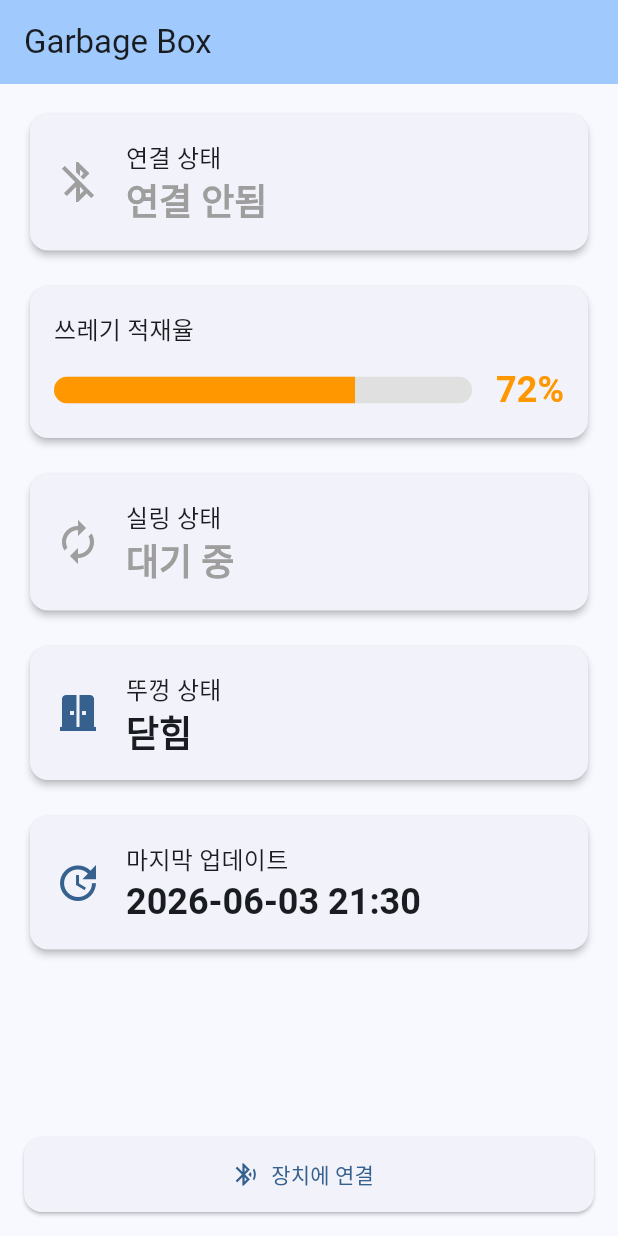
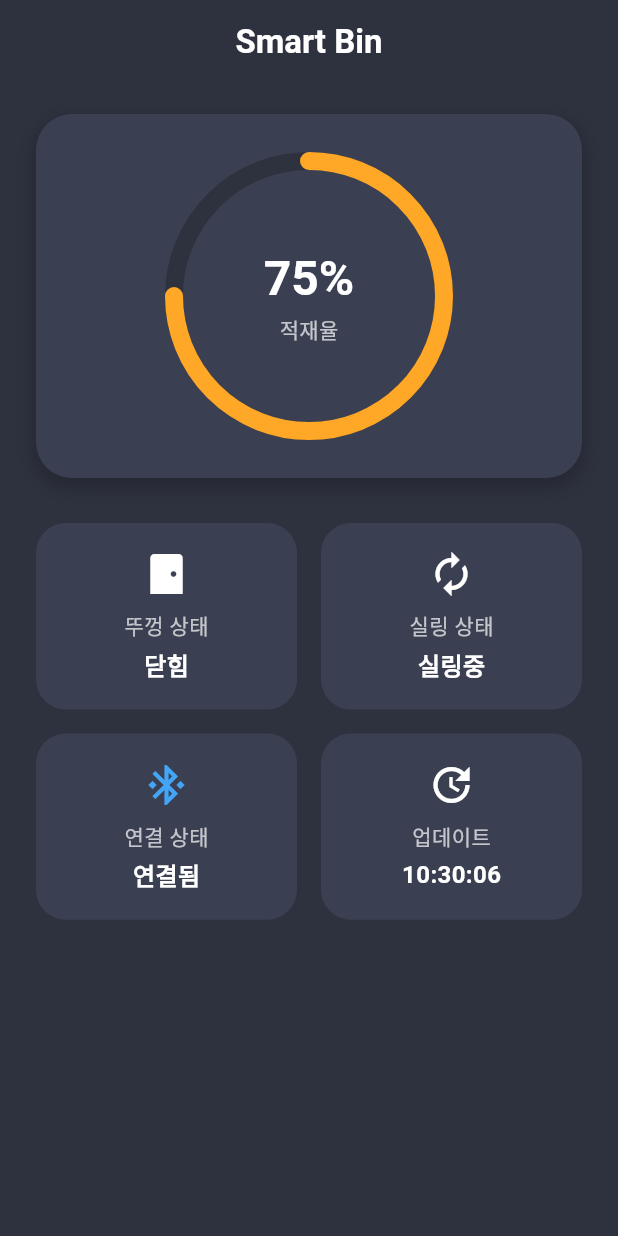
Before and after one commit to HP657/GarbageBox-ESP32-Flutter, a Flutter app: the screen it shows after launch, on a phone screen of 412 x 824 dp. Run offline on Flutter 3.47's test engine with Material 3 defaults, Android fonts, the phone set to English and light mode, and no system bars; missing offline and left inert: flutter_reactive_ble; Roboto replaces fonts that are missing (Pretendard).

Commit message:
Develop #4

```diff
--- a/lib/main.dart
+++ b/lib/main.dart
@@ -1,5 +1,5 @@
 import 'package:flutter/material.dart';
-import 'package:garbagebox_esp/screens/home_screen.dart';
+import 'screens/home_screen.dart';
 
 void main() {
   runApp(const MyApp());
@@ -11,14 +11,16 @@ class MyApp extends StatelessWidget {
   @override
   Widget build(BuildContext context) {
     return MaterialApp(
-      title: 'Garbage Box',
+      title: 'Smart Bin',
+      debugShowCheckedModeBanner: false,
       theme: ThemeData(
-        colorScheme: ColorScheme.fromSeed(seedColor: Colors.blue),
         useMaterial3: true,
         fontFamily: 'Pretendard',
+        colorScheme: ColorScheme.fromSeed(
+          seedColor: Colors.blue,
+        ),
       ),
       home: const HomeScreen(),
-      debugShowCheckedModeBanner: false,
     );
   }
 }
--- a/lib/screens/home_screen.dart
+++ b/lib/screens/home_screen.dart
@@ -1,78 +1,208 @@
 import 'package:flutter/material.dart';
 import 'package:intl/intl.dart';
+import 'dart:async';
+import 'dart:math';
+import '../services/ble_service.dart';
 
 class HomeScreen extends StatefulWidget {
   const HomeScreen({super.key});
 
   @override
-  State<HomeScreen> createState() => _HomeScreenState();
+  State<HomeScreen> createState() =>
+      _HomeScreenState();
 }
 
 class _HomeScreenState extends State<HomeScreen> {
-  // 더미 데이터
+  final BleService _bleService = BleService();
+
+  // 더미 데이터 사용 여부 플래그
+  final bool _useDummyData = true;
+  Timer? _dummyDataTimer;
+  int _dummyDataIndex = 0;
+  final List<String> _dummyData = [
+    "25,0,대기중",
+    "50,1,대기중",
+    "75,0,실링중",
+    "100,0,완료",
+    "0,0,대기중",
+  ];
+
   bool _isConnected = false;
-  double _garbageLevel = 0.72; // 72%
+  double _garbageLevel = 0;
   bool _isLidOpen = false;
-  DateTime _lastUpdated = DateTime(2026, 6, 3, 21, 30);
-  final String _sealingStatus = '대기 중'; // TODO: 이 값은 실제 장치 상태에 따라 업데이트되어야 합니다.
+  String _sealingStatus = "대기중";
 
-  // TODO: 실시간 상태 갱신 (BLE 서비스로부터 데이터를 받아 상태를 업데이트)
+  DateTime _lastUpdated = DateTime.now();
+
+  @override
+  void initState() {
+    super.initState();
+
+    if (_useDummyData) {
+      // 더미 데이터 사용
+      _dummyDataTimer = Timer.periodic(const Duration(seconds: 2), (timer) {
+        _updateStateWithData(_dummyData[_dummyDataIndex]);
+        _dummyDataIndex = (_dummyDataIndex + 1) % _dummyData.length;
+      });
+    } else {
+      // 실제 BLE 데이터 사용 및 자동 연결
+      _bleService.messages.listen((message) {
+        _updateStateWithData(message);
+      });
+      _connect();
+    }
+  }
+
+  @override
+  void dispose() {
+    // 위젯이 종료될 때 타이머 해제
+    _dummyDataTimer?.cancel();
+    _bleService.disconnect(); // 연결 해제 로직 추가
+    super.dispose();
+  }
+
+  void _updateStateWithData(String message) {
+    try {
+      final data = message.split(",");
+
+      setState(() {
+        _garbageLevel = double.parse(data[0]) / 100;
+        _isLidOpen = data[1] == "1";
+        _sealingStatus = data[2];
+        _lastUpdated = DateTime.now();
+        _isConnected = true; // 데이터 수신 시 연결된 것으로 간주
+      });
+    } catch (_) {}
+  }
+
+  Future<void> _connect() async {
+    // 더미 데이터 모드에서는 연결 시도 안함
+    if (_useDummyData) return;
+
+    try {
+      await _bleService.connect();
+      if (mounted) {
+        ScaffoldMessenger.of(context).showSnackBar(
+          const SnackBar(
+            content: Text("장치에 연결되었습니다."),
+            backgroundColor: Colors.green,
+          ),
+        );
+      }
+    } catch (e) {
+      if (mounted) {
+        ScaffoldMessenger.of(context).showSnackBar(
+          SnackBar(
+            content: Text("연결 실패: ${e.toString()}"),
+            backgroundColor: Colors.red,
+          ),
+        );
+      }
+    }
+  }
 
   @override
   Widget build(BuildContext context) {
+    final theme = Theme.of(context);
     return Scaffold(
+      backgroundColor: const Color(0xFF2E323F),
       appBar: AppBar(
-        title: const Text('Garbage Box'),
-        backgroundColor: Theme.of(context).colorScheme.inversePrimary,
+        title: const Text(
+          "Smart Bin",
+          style: TextStyle(
+            fontWeight: FontWeight.bold,
+            color: Colors.white,
+          ),
+        ),
+        backgroundColor: const Color(0xFF2E323F),
+        elevation: 0,
+        centerTitle: true,
       ),
-      body: Padding(
-        padding: const EdgeInsets.all(16.0),
-        child: Column(
-          crossAxisAlignment: CrossAxisAlignment.stretch,
+      body: SafeArea(
+        child: SingleChildScrollView(
+          child: Padding(
+            padding: const EdgeInsets.fromLTRB(24.0, 20.0, 24.0, 40.0),
+            child: Column(
+              children: [
+                _buildGauge(theme),
+                const SizedBox(height: 30),
+                _buildInfoGrid(),
+              ],
+            ),
+          ),
+        ),
+      ),
+    );
+  }
+
+  Widget _buildGauge(ThemeData theme) {
+    final percentage = (_garbageLevel * 100).toInt();
+    Color progressColor;
+    if (percentage > 90) {
+      progressColor = Colors.red.shade400;
+    } else if (percentage > 70) {
+      progressColor = Colors.orange.shade400;
+    } else {
+      progressColor = Colors.green.shade400;
+    }
+
+    return AspectRatio(
+      aspectRatio: 1.5,
+      child: Container(
+        width: double.infinity,
+        decoration: BoxDecoration(
+          color: const Color(0xFF3A4052),
+          borderRadius: BorderRadius.circular(24),
+          boxShadow: [
+            BoxShadow(
+              color: Colors.black.withOpacity(0.2),
+              spreadRadius: 2,
+              blurRadius: 10,
+              offset: const Offset(0, 5),
+            ),
+          ],
+        ),
+        child: Stack(
+          fit: StackFit.expand,
           children: [
-            _buildStatusCard(
-              icon: Icons.bluetooth_disabled,
-              title: '연결 상태',
-              content: _isConnected ? '연결됨' : '연결 안됨',
-              color: _isConnected ? Colors.green : Colors.grey,
+            Center(
+              child: SizedBox(
+                width: 180,
+                height: 180,
+                child: TweenAnimationBuilder<double>(
+                  tween: Tween<double>(begin: 0, end: _garbageLevel),
+                  duration: const Duration(milliseconds: 500),
+                  builder: (context, value, child) {
+                    return CircularProgressIndicator(
+                      value: value,
+                      strokeWidth: 12,
+                      backgroundColor: const Color(0xFF2E323F),
+                      valueColor: AlwaysStoppedAnimation<Color>(progressColor),
+                      strokeCap: StrokeCap.round,
+                    );
+                  },
+                ),
+              ),
             ),
-            const SizedBox(height: 16),
-            _buildGarbageLevelCard(),
-            const SizedBox(height: 16),
-            _buildStatusCard(
-              icon: Icons.autorenew,
-              title: '실링 상태',
-              content: _sealingStatus,
-              color: Colors.grey,
-            ),
-            const SizedBox(height: 16),
-            _buildStatusCard(
-              icon: Icons.door_sliding,
-              title: '뚜껑 상태',
-              content: _isLidOpen ? '열림' : '닫힘',
-            ),
-            const SizedBox(height: 16),
-            _buildStatusCard(
-              icon: Icons.update,
-              title: '마지막 업데이트',
-              content: DateFormat('yyyy-MM-dd HH:mm').format(_lastUpdated),
-            ),
-            const Spacer(),
-            // TODO: BLE 스캔 및 연결 버튼 구현
-            SizedBox(
-              height: 50,
-              child: ElevatedButton.icon(
-                icon: const Icon(Icons.bluetooth_searching),
-                onPressed: () {
-                  // TODO: BLE 스캔 기능
-                  // TODO: BLE 자동 연결
-                },
-                label: const Text('장치에 연결'),
-                style: ElevatedButton.styleFrom(
-                  shape: RoundedRectangleBorder(
-                    borderRadius: BorderRadius.circular(12),
+            Center(
+              child: Column(
+                mainAxisAlignment: MainAxisAlignment.center,
+                children: [
+                  Text(
+                    "${percentage}%",
+                    style: theme.textTheme.headlineLarge?.copyWith(
+                      color: Colors.white,
+                      fontWeight: FontWeight.bold,
+                    ),
                   ),
-                ),
+                  const SizedBox(height: 4),
+                  Text(
+                    "적재율",
+                    style: theme.textTheme.bodyMedium?.copyWith(
+                      color: Colors.white70,
+                    ),
+                  ),
+                ],
               ),
             ),
           ],
@@ -81,85 +211,68 @@ class _HomeScreenState extends State<HomeScreen> {
     );
   }
 
-  Widget _buildStatusCard({
-    required IconData icon,
-    required String title,
-    required String content,
-    Color? color,
-  }) {
-    final titleStyle = Theme.of(context).textTheme.titleMedium;
-    final contentStyle = Theme.of(context).textTheme.headlineSmall?.copyWith(fontWeight: FontWeight.bold);
-
-    return Card(
-      elevation: 2,
-      shape: RoundedRectangleBorder(
-        borderRadius: BorderRadius.circular(12),
-      ),
-      child: Padding(
-        padding: const EdgeInsets.all(16.0),
-        child: Row(
-          children: [
-            Icon(icon, size: 32, color: color ?? Theme.of(context).colorScheme.primary),
-            const SizedBox(width: 16),
-            Column(
-              crossAxisAlignment: CrossAxisAlignment.start,
-              children: [
-                Text(title, style: titleStyle),
-                Text(content, style: contentStyle?.copyWith(color: color)),
-              ],
-            ),
-          ],
+  Widget _buildInfoGrid() {
+    return GridView.count(
+      crossAxisCount: 2,
+      crossAxisSpacing: 16,
+      mainAxisSpacing: 16,
+      childAspectRatio: 1.4,
+      physics: const NeverScrollableScrollPhysics(),
+      shrinkWrap: true,
+      children: [
+        _buildInfoCard(
+          "뚜껑 상태",
+          _isLidOpen ? "열림" : "닫힘",
+          _isLidOpen ? Icons.sensor_door_outlined : Icons.sensor_door,
+          _isLidOpen ? Colors.orange.shade400 : Colors.white,
         ),
-      ),
+        _buildInfoCard(
+          "실링 상태",
+          _sealingStatus,
+          Icons.autorenew_outlined,
+          Colors.white,
+        ),
+        _buildInfoCard(
+          "연결 상태",
+          _isConnected ? "연결됨" : "연결 안됨",
+          _isConnected ? Icons.bluetooth_connected_outlined : Icons.bluetooth_disabled_outlined,
+          _isConnected ? Colors.blue.shade400 : Colors.white,
+        ),
+        _buildInfoCard(
+          "업데이트",
+          DateFormat("HH:mm:ss").format(_lastUpdated),
+          Icons.update_outlined,
+          Colors.white,
+        ),
+      ],
     );
   }
 
-  Widget _buildGarbageLevelCard() {
-    final contentStyle = Theme.of(context).textTheme.headlineSmall?.copyWith(fontWeight: FontWeight.bold);
-
-    Color progressColor;
-    if (_garbageLevel > 0.9) {
-      progressColor = Colors.red;
-    } else if (_garbageLevel > 0.7) {
-      progressColor = Colors.orange;
-    } else {
-      progressColor = Colors.green;
-    }
-
-    return Card(
-      elevation: 2,
-      shape: RoundedRectangleBorder(
-        borderRadius: BorderRadius.circular(12),
+  Widget _buildInfoCard(String title, String value, IconData icon, Color iconColor) {
+    return Container(
+      decoration: BoxDecoration(
+        color: const Color(0xFF3A4052),
+        borderRadius: BorderRadius.circular(20),
       ),
-      child: Padding(
-        padding: const EdgeInsets.all(16.0),
-        child: Column(
-          crossAxisAlignment: CrossAxisAlignment.start,
-          children: [
-            Text('쓰레기 적재율', style: Theme.of(context).textTheme.titleMedium),
-            const SizedBox(height: 12),
-            Row(
-              children: [
-                Expanded(
-                  child: ClipRRect(
-                    borderRadius: BorderRadius.circular(10),
-                    child: LinearProgressIndicator(
-                      value: _garbageLevel,
-                      minHeight: 18,
-                      backgroundColor: Colors.grey[300],
-                      valueColor: AlwaysStoppedAnimation<Color>(progressColor),
-                    ),
-                  ),
-                ),
-                const SizedBox(width: 16),
-                Text(
-                  '${(_garbageLevel * 100).toStringAsFixed(0)}%',
-                  style: contentStyle?.copyWith(color: progressColor),
-                ),
-              ],
+      child: Column(
+        mainAxisAlignment: MainAxisAlignment.center,
+        children: [
+          Icon(icon, color: iconColor, size: 32),
+          const SizedBox(height: 8),
+          Text(
+            title,
+            style: const TextStyle(color: Colors.white70, fontSize: 14),
+          ),
+          const SizedBox(height: 4),
+          Text(
+            value,
+            style: const TextStyle(
+              color: Colors.white,
+              fontWeight: FontWeight.bold,
+              fontSize: 16,
             ),
-          ],
-        ),
+          ),
+        ],
       ),
     );
   }
--- a/lib/services/ble_service.dart
+++ b/lib/services/ble_service.dart
@@ -1,10 +1,63 @@
-// TODO: BLE 스캔 기능
-// TODO: BLE 자동 연결
-// TODO: ESP32 데이터 수신
-// TODO: 실시간 상태 갱신
+import 'dart:async';
+import 'dart:convert';
 
-abstract class BleService {
-  Future<void> connect();
-  Future<void> disconnect();
-  Stream<String> get messages;
+import 'package:flutter_reactive_ble/flutter_reactive_ble.dart';
+
+class BleService {
+  final FlutterReactiveBle _ble = FlutterReactiveBle();
+
+  static const String serviceUuid =
+      "12345678-1234-1234-1234-123456789abc";
+
+  static const String characteristicUuid =
+      "87654321-4321-4321-4321-cba987654321";
+
+  final StreamController<String> _controller =
+      StreamController.broadcast();
+
+  Stream<String> get messages => _controller.stream;
+
+  DiscoveredDevice? _device;
+
+  Future<void> connect() async {
+    await for (final device in _ble.scanForDevices(
+      withServices: [],
+      scanMode: ScanMode.lowLatency,
+    )) {
+      if (device.name == "GarbageBox") {
+        _device = device;
+        break;
+      }
+    }
+
+    if (_device == null) {
+      throw Exception("GarbageBox 장치를 찾을 수 없음");
+    }
+
+    _ble.connectToDevice(
+      id: _device!.id,
+      connectionTimeout: const Duration(seconds: 10),
+    ).listen((state) {
+      if (state.connectionState ==
+          DeviceConnectionState.connected) {
+        _startNotify();
+      }
+    });
+  }
+
+  void _startNotify() {
+    final characteristic = QualifiedCharacteristic(
+      serviceId: Uuid.parse(serviceUuid),
+      characteristicId: Uuid.parse(characteristicUuid),
+      deviceId: _device!.id,
+    );
+
+    _ble
+        .subscribeToCharacteristic(characteristic)
+        .listen((data) {
+      _controller.add(
+        utf8.decode(data),
+      );
+    });
+  }
 }
--- a/pubspec.yaml
+++ b/pubspec.yaml
@@ -31,10 +31,12 @@ dependencies:
   flutter:
     sdk: flutter
 
+  flutter_reactive_ble: ^5.4.0
+  intl: ^0.20.2
+
   # The following adds the Cupertino Icons font to your application.
   # Use with the CupertinoIcons class for iOS style icons.
   cupertino_icons: ^1.0.8
-  intl: ^0.19.0
 
 dev_dependencies:
   flutter_test:
```
Also changed, not shown: pubspec.lock, 1 other file.
